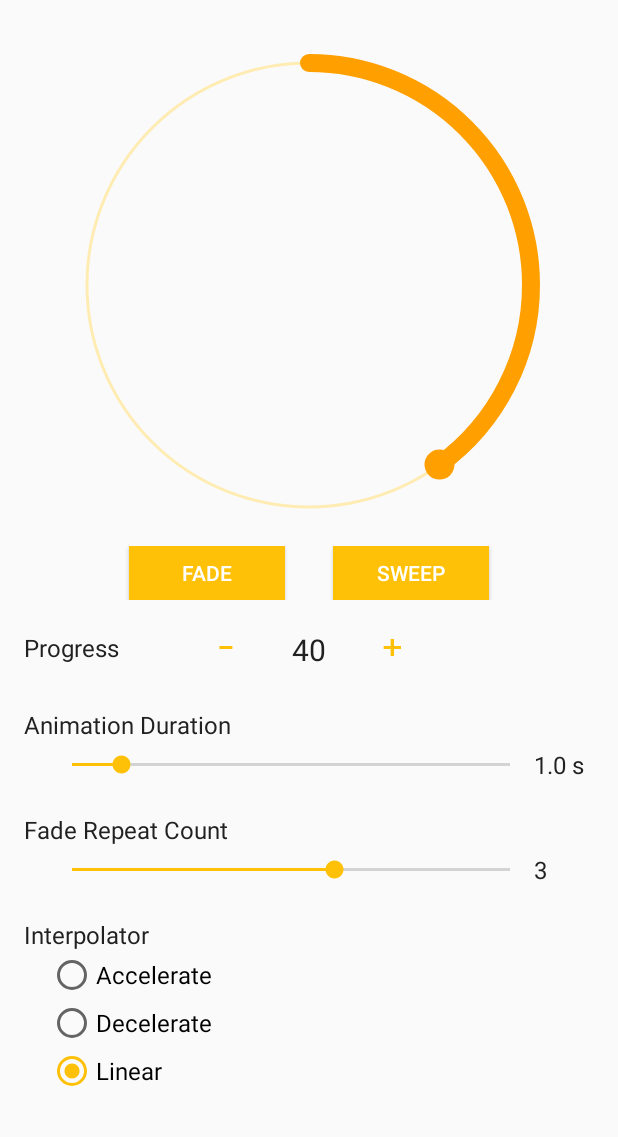
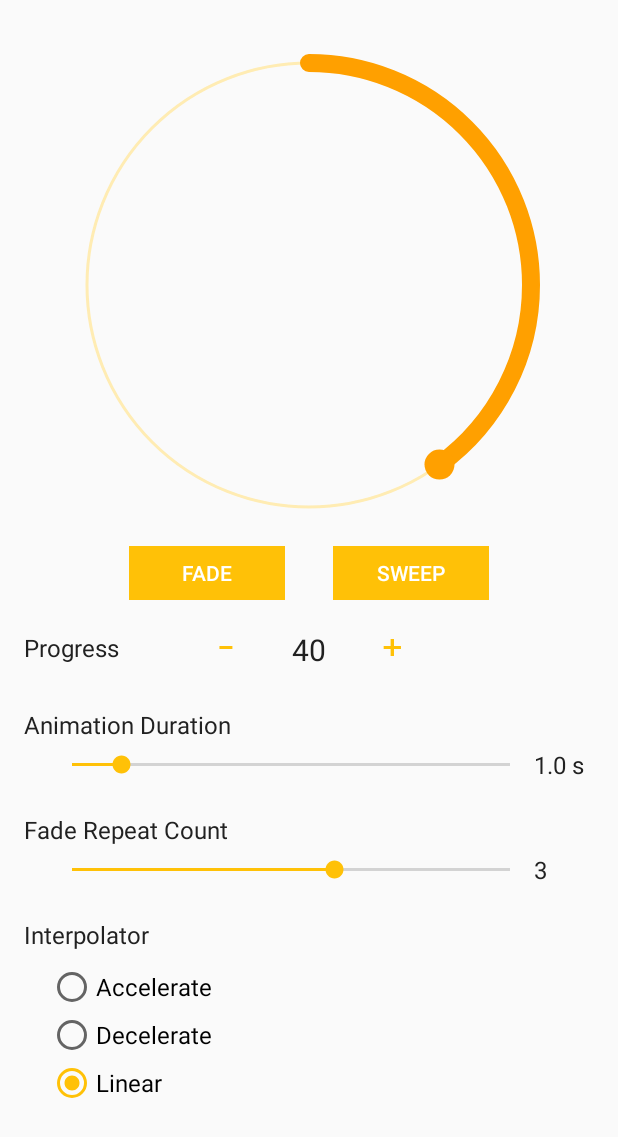
Before and after one commit to shubhamnandanwar/CircularProgressView, an Android app: the screen it shows after launch (AnimationActivity), after a tap on an icon or button, on a phone screen of 412 x 824 dp. Shown: the top 1137 px of the screen. Run offline under Robolectric (Android 15) with nearby library versions, the phone set to English and light mode, and no system bars.

Commit message:
Upgraded kotlin, target sdk and etc Fixed some kotlin warnings Renamed attr name from progress to progressValue

```diff
--- a/build.gradle
+++ b/build.gradle
@@ -1,13 +1,14 @@
 // Top-level build file where you can add configuration options common to all sub-projects/modules.
 
 buildscript {
-    ext.kotlin_version = '1.1.2-4'
+    ext.kotlin_version = '1.3.41'
     repositories {
         maven { url 'https://maven.google.com' }
         jcenter()
+        google()
     }
     dependencies {
-        classpath 'com.android.tools.build:gradle:3.1.4'
+        classpath 'com.android.tools.build:gradle:3.4.2'
         classpath "org.jetbrains.kotlin:kotlin-gradle-plugin:$kotlin_version"
         classpath 'com.github.dcendents:android-maven-gradle-plugin:2.1'
         classpath 'com.jfrog.bintray.gradle:gradle-bintray-plugin:1.8.4'
--- a/circularprogressbar/src/main/java/com/shunan/circularprogressbar/CircularProgressBar.kt
+++ b/circularprogressbar/src/main/java/com/shunan/circularprogressbar/CircularProgressBar.kt
@@ -1,6 +1,7 @@
 package com.shunan.circularprogressbar
 
 import android.animation.ValueAnimator
+import android.annotation.SuppressLint
 import android.content.Context
 import android.graphics.*
 import android.util.AttributeSet
@@ -8,6 +9,7 @@ import android.view.View
 import android.view.animation.AccelerateInterpolator
 import android.view.animation.DecelerateInterpolator
 import android.view.animation.LinearInterpolator
+import kotlin.math.*
 
 /**
  * Circular Progress Bar with cool dash effect in
@@ -89,7 +91,7 @@ class CircularProgressBar : View {
      * Default value is 100.
      * Should be a positive number.
      */
-    var maxProgress
+    private var maxProgress
         set(value) {
             if (value < 0) throw IllegalArgumentException("Maximum Progress can't be negative")
             else {
@@ -104,7 +106,7 @@ class CircularProgressBar : View {
     /**
      * Progress stroke color.
      */
-    var progressColor
+    private var progressColor
         set(value) {
             options.progressColor = value
             refresh()
@@ -143,7 +145,7 @@ class CircularProgressBar : View {
     /**
      * Progress background stroke color.
      */
-    var progressBackgroundColor
+    private var progressBackgroundColor
         set(value) {
             options.progressBackgroundColor = value
             refresh()
@@ -152,19 +154,20 @@ class CircularProgressBar : View {
 
 
     //TODO - add text
-    private var textColor
+    /*private var textColor
         set(value) {
             options.textColor = value
             refresh()
         }
-        get() = options.textColor
+        get() = options.textColor*/
 
-    private var textSize
+
+    /*private var textSize
         set(value) {
             options.textSize = value
             refresh()
         }
-        get() = options.textSize
+        get() = options.textSize*/
 
 
     /**
@@ -220,7 +223,7 @@ class CircularProgressBar : View {
     /**
      * Dot Width.
      */
-    var dotWidth
+    private var dotWidth
         set(value) {
             if (value < 0) throw IllegalArgumentException("Dot Width can't be negative")
             else {
@@ -234,7 +237,7 @@ class CircularProgressBar : View {
     /**
      * Dot Color.
      */
-    var dotColor
+    private var dotColor
         set(value) {
             options.dotColor = value
             refresh()
@@ -318,7 +321,7 @@ class CircularProgressBar : View {
     /**
      * For fade in fade out animation. Animate view from minFadeAlpha to 255 (opaque).
      */
-    var minFadeAlpha
+    private var minFadeAlpha
         set(value) {
             if (value < 0 || value > 255) throw IllegalArgumentException("Alpha value should be in range of 0 to 255 inclusive")
             else {
@@ -375,8 +378,8 @@ class CircularProgressBar : View {
 
     private fun drawDot(canvas: Canvas) {
         val angle: Double = (currentAnimatedProgress * 360) / maxProgress.toDouble() + startAngle
-        val x = mSize / 2 + mRadius * Math.sin(Math.toRadians(angle))
-        val y = mSize / 2 - mRadius * Math.cos(Math.toRadians(angle))
+        val x = mSize / 2 + mRadius * sin(Math.toRadians(angle))
+        val y = mSize / 2 - mRadius * cos(Math.toRadians(angle))
         canvas.drawCircle(x.toFloat(), y.toFloat(), dotWidth / 2, dotPaint)
 
     }
@@ -388,11 +391,13 @@ class CircularProgressBar : View {
         val heightMode = MeasureSpec.getMode(heightMeasureSpec)
         val heightSize = MeasureSpec.getSize(heightMeasureSpec)
         val defaultSize = mDefaultSize
-        val defaultWidth = Math.max(suggestedMinimumWidth, defaultSize)
-        val defaultHeight = Math.max(suggestedMinimumHeight, defaultSize)
+        val defaultWidth = max(suggestedMinimumWidth, defaultSize)
+
+//        val defaultHeight = max(suggestedMinimumHeight, defaultSize)
+
         val width = when (widthMode) {
             MeasureSpec.EXACTLY -> widthSize
-            MeasureSpec.AT_MOST -> Math.min(defaultWidth, widthSize)
+            MeasureSpec.AT_MOST -> min(defaultWidth, widthSize)
             MeasureSpec.UNSPECIFIED -> defaultWidth
             else -> defaultWidth
         }
@@ -402,14 +407,14 @@ class CircularProgressBar : View {
             MeasureSpec.UNSPECIFIED -> width//defaultHeight
             else -> width//defaultHeight
         }
-        mSize = Math.min(width, height)
-        mRadius = (mSize - Math.max(Math.max(progressBackgroundWidth, progressWidth), dotWidth)) / 2.0f
+        mSize = min(width, height)
+        mRadius = (mSize - max(max(progressBackgroundWidth, progressWidth), dotWidth)) / 2.0f
         setMeasuredDimension(mSize, mSize)
     }
 
     private fun init(context: Context, attrs: AttributeSet?) {
         val displayMetrics = context.resources.displayMetrics
-        mDefaultSize = Math.round(DEFAULT_SIZE_DP * displayMetrics.density)
+        mDefaultSize = (DEFAULT_SIZE_DP * displayMetrics.density).roundToInt()
 
         mForegroundStrokePaint.isAntiAlias = true
         mBackgroundStrokePaint.isAntiAlias = true
@@ -443,7 +448,7 @@ class CircularProgressBar : View {
         } else {
             val typedArray = context.theme.obtainStyledAttributes(attrs, R.styleable.CircularProgressBar, 0, 0)
 
-            options.progress = typedArray.getInt(R.styleable.CircularProgressBar_progress, DEFAULT_PROGRESS)
+            options.progress = typedArray.getInt(R.styleable.CircularProgressBar_progressValue, DEFAULT_PROGRESS)
             options.maxProgress = typedArray.getInt(R.styleable.CircularProgressBar_maxProgress, DEFAULT_MAX_PROGRESS)
             options.progressColor = typedArray.getColor(R.styleable.CircularProgressBar_progressColor, DEFAULT_PROGRESS_COLOR)
             options.progressWidth = typedArray.getDimension(R.styleable.CircularProgressBar_progressWidth, DEFAULT_PROGRESS_WIDTH * displayMetrics.density)
@@ -496,7 +501,7 @@ class CircularProgressBar : View {
         }
 
         mAlphaAnimator.addUpdateListener { animation ->
-            circularProgressBarAlpha = (Math.abs(animation.animatedValue.toString().toFloat() * 2 / animationDuration - 1) * (255 - minFadeAlpha) + minFadeAlpha).toInt()
+            circularProgressBarAlpha = (abs(animation.animatedValue.toString().toFloat() * 2 / animationDuration - 1) * (255 - minFadeAlpha) + minFadeAlpha).toInt()
             invalidate()
         }
     }
@@ -507,7 +512,7 @@ class CircularProgressBar : View {
      * It is handled by default (whenever an attribute's value changes), no need to call it explicitly.
      */
 
-    fun refresh() {
+    private fun refresh() {
         this.circularProgressBarAlpha = 255
         mBackgroundStrokePaint.color = progressBackgroundColor
         mForegroundStrokePaint.color = progressColor
@@ -515,7 +520,7 @@ class CircularProgressBar : View {
         this.mBackgroundStrokePaint.strokeWidth = progressBackgroundWidth
         this.mForegroundStrokePaint.strokeWidth = progressWidth
         this.dotPaint.strokeWidth = dotWidth
-        this.mRadius = (mSize - Math.max(Math.max(progressBackgroundWidth, progressWidth), dotWidth)) / 2.0f
+        this.mRadius = (mSize - max(max(progressBackgroundWidth, progressWidth), dotWidth)) / 2.0f
 
         val displayMetrics = context.resources.displayMetrics
         if (enableBackgroundDashEffect)
@@ -533,7 +538,7 @@ class CircularProgressBar : View {
      * Stop Animations and invalidate view
      */
 
-    fun stopAnimation() {
+    private fun stopAnimation() {
         this.circularProgressBarAlpha = 255
         currentAnimatedProgress = progress.toFloat()
         if (mProgressAnimator.isRunning) mProgressAnimator.cancel()
@@ -546,29 +551,33 @@ class CircularProgressBar : View {
      * value to new progress value ().
      * When it's called explicitly then sweep will start from start position.
      */
-
+    @SuppressLint("NewApi")
     fun sweep() {
         if (currentAnimatedProgress.toInt() == progress)
             currentAnimatedProgress = 0f
         mProgressAnimator.setFloatValues(currentAnimatedProgress, progress.toFloat())
         mProgressAnimator.duration = animationDuration.toLong()
+
         mProgressAnimator.interpolator = when (interpolator) {
             ACCELERATE -> AccelerateInterpolator()
             DECELERATE -> DecelerateInterpolator()
             else -> LinearInterpolator()
         }
+
         mProgressAnimator.start()
     }
 
     /**
-     * Fade in, Fade out animtion
+     * Fade in, Fade out animation
      * animationDuration - single fade in fade out time interval
      * fadeRepeatCount - fade in fade out animation repeat count (not total fade in fade out animations)
      */
-
+    @SuppressLint("NewApi")
     fun fade() {
         currentAnimatedProgress = progress.toFloat()
         mAlphaAnimator.duration = animationDuration.toLong() //* fadeRepeatCount
+
+
         mAlphaAnimator.interpolator = when (interpolator) {
             ACCELERATE -> AccelerateInterpolator()
             DECELERATE -> DecelerateInterpolator()
--- a/circularprogressbar/src/main/res/values/attrs.xml
+++ b/circularprogressbar/src/main/res/values/attrs.xml
@@ -1,7 +1,10 @@
 <?xml version="1.0" encoding="utf-8"?>
 <resources>
     <declare-styleable name="CircularProgressBar">
-        <attr name="progress" format="integer"/>
+
+        <!-- Renamed attribute name to progress to progressValue -->
+        <!-- For explanation see: https://stackoverflow.com/a/47753465/7356355 -->
+        <attr name="progressValue" format="integer" />
         <attr name="maxProgress" format="integer"/>
         <attr name="progressColor" format="color"/>
         <attr name="progressWidth" format="dimension"/>
--- a/sample/src/main/java/com/shunan/circularprogressview/AnimationActivity.kt
+++ b/sample/src/main/java/com/shunan/circularprogressview/AnimationActivity.kt
@@ -1,5 +1,6 @@
 package com.shunan.circularprogressview
 
+import android.annotation.SuppressLint
 import android.os.Bundle
 import android.support.v7.app.AppCompatActivity
 import android.widget.SeekBar
@@ -8,11 +9,15 @@ import kotlinx.android.synthetic.main.activity_animation.*
 
 class AnimationActivity : AppCompatActivity() {
 
-    val DEFAULT_MIN_ANIMATION_DURATION = 1
-    val DEFAULT_MAX_ANIMATION_DURATION = 10
+    companion object {
+        const val DEFAULT_MIN_ANIMATION_DURATION = 1
 
-    val DEFAULT_MAX_FADE_REPEAT_COUNT = 5
+        private const val DEFAULT_MAX_ANIMATION_DURATION = 10
 
+        private const val DEFAULT_MAX_FADE_REPEAT_COUNT = 5
+    }
+
+    @SuppressLint("SetTextI18n")
     override fun onCreate(savedInstanceState: Bundle?) {
         super.onCreate(savedInstanceState)
         setContentView(R.layout.activity_animation)
@@ -65,15 +70,15 @@ class AnimationActivity : AppCompatActivity() {
             }
         }
 
-        accelerateRadioButton.setOnCheckedChangeListener { buttonView, isChecked ->
+        accelerateRadioButton.setOnCheckedChangeListener { _, isChecked ->
             if (isChecked) progressBar.interpolator = CircularProgressBar.ACCELERATE
         }
 
-        decelerateRadioButton.setOnCheckedChangeListener() { buttonView, isChecked ->
+        decelerateRadioButton.setOnCheckedChangeListener { _, isChecked ->
             if (isChecked) progressBar.interpolator = CircularProgressBar.DECELERATE
         }
 
-        linearRadioButton.setOnCheckedChangeListener { buttonView, isChecked ->
+        linearRadioButton.setOnCheckedChangeListener { _, isChecked ->
             if (isChecked) progressBar.interpolator = CircularProgressBar.LINEAR
         }
     }
--- a/sample/src/main/res/layout/activity_animation.xml
+++ b/sample/src/main/res/layout/activity_animation.xml
@@ -37,18 +37,20 @@
                 android:id="@+id/fadeButton"
                 android:layout_width="104dp"
                 android:layout_height="36dp"
+                style="?attr/buttonBarButtonStyle"
                 android:background="@color/amber_accent"
-                android:text="FADE"
+                android:text="@string/button_text_fade"
                 android:textColor="@color/white" />
 
             <Button
                 android:id="@+id/sweepButton"
+                style="?attr/buttonBarButtonStyle"
                 android:layout_width="104dp"
                 android:layout_height="36dp"
                 android:layout_marginLeft="32dp"
                 android:layout_marginStart="32dp"
                 android:background="@color/amber_accent"
-                android:text="SWEEP"
+                android:text="@string/button_text_sweep"
                 android:textColor="@color/white" />
         </LinearLayout>
 
@@ -82,7 +84,7 @@
                     android:layout_height="wrap_content"
                     android:background="@color/transparent"
                     android:fontFamily="sans-serif-smallcaps"
-                    android:text="-"
+                    android:text="@string/button_text_minus"
                     android:textColor="@color/amber_accent"
                     android:textSize="28sp" />
 
@@ -90,7 +92,7 @@
                     android:id="@+id/progressLabel"
                     android:layout_width="wrap_content"
                     android:layout_height="wrap_content"
-                    android:text="10"
+                    android:text="@string/text_10"
                     android:textColor="@color/primary_text"
                     android:textSize="20sp" />
 
@@ -101,7 +103,7 @@
                     android:layout_height="wrap_content"
                     android:background="@color/transparent"
                     android:fontFamily="sans-serif-smallcaps"
-                    android:text="+"
+                    android:text="@string/button_text_positive"
                     android:textColor="@color/amber_accent"
                     android:textSize="28sp" />
             </LinearLayout>
@@ -110,7 +112,7 @@
 
         <TextView
             style="@style/heading"
-            android:text="Animation Duration" />
+            android:text="@string/text_animation_duration" />
 
 
         <RelativeLayout
@@ -130,7 +132,7 @@
 
         <TextView
             style="@style/heading"
-            android:text="Fade Repeat Count" />
+            android:text="@string/text_fade_repeat_count" />
 
         <RelativeLayout
             android:layout_width="match_parent"
@@ -149,37 +151,33 @@
 
         <TextView
             style="@style/heading"
-            android:text="Interpolator" />
+            android:text="@string/text_interpolator" />
 
-        <LinearLayout
-            android:layout_width="match_parent"
-            android:layout_height="wrap_content"
-            android:orientation="vertical"
-            android:paddingLeft="32dp"
-            android:paddingStart="32dp">
 
             <RadioGroup
                 android:id="@+id/interpolatorRadioGroup"
                 android:layout_width="match_parent"
-                android:layout_height="wrap_content">
+                android:layout_height="wrap_content"
+                android:paddingStart="32dp"
+                android:paddingTop="8dp"
+                android:paddingEnd="32dp"
+                android:paddingBottom="8dp">
 
                 <RadioButton
                     android:id="@+id/accelerateRadioButton"
                     style="@style/radio_text"
-                    android:text="Accelerate" />
+                    android:text="@string/rb_text_accelerate" />
 
                 <RadioButton
                     android:id="@+id/decelerateRadioButton"
                     style="@style/radio_text"
-                    android:text="Decelerate" />
+                    android:text="@string/rb_text_decelerate" />
 
                 <RadioButton
                     android:id="@+id/linearRadioButton"
                     style="@style/radio_text"
-                    android:text="Linear" />
+                    android:text="@string/rb_text_linear" />
             </RadioGroup>
-
-        </LinearLayout>
 
 
     </LinearLayout>
--- a/sample/src/main/res/values/strings.xml
+++ b/sample/src/main/res/values/strings.xml
@@ -13,4 +13,15 @@
     <string name="circular_bar_basic_functionality">Circular Bar\nBasic Functionality</string>
     <string name="circular_bar_animations">Circular Bar\nAnimations</string>
     <string name="latest_dash_effect">Latest\nDash Effect</string>
+    <string name="button_text_fade">FADE</string>
+    <string name="button_text_sweep">SWEEP</string>
+    <string name="button_text_minus">-</string>
+    <string name="text_10">10</string>
+    <string name="button_text_positive">+</string>
+    <string name="text_animation_duration">Animation Duration</string>
+    <string name="text_fade_repeat_count">Fade Repeat Count</string>
+    <string name="text_interpolator">Interpolator</string>
+    <string name="rb_text_accelerate">Accelerate</string>
+    <string name="rb_text_decelerate">Decelerate</string>
+    <string name="rb_text_linear">Linear</string>
 </resources>
```
Also changed, not shown: circularprogressbar/build.gradle (+7 -7 lines), sample/build.gradle (+9 -9 lines), sample/src/main/java/com/shunan/circularprogressview/BasicCircularBarActivity.kt (+5 -3 lines), sample/src/main/java/com/shunan/circularprogressview/DashEffectActivity.kt (+9 -4 lines), gradle/wrapper/gradle-wrapper.properties.
